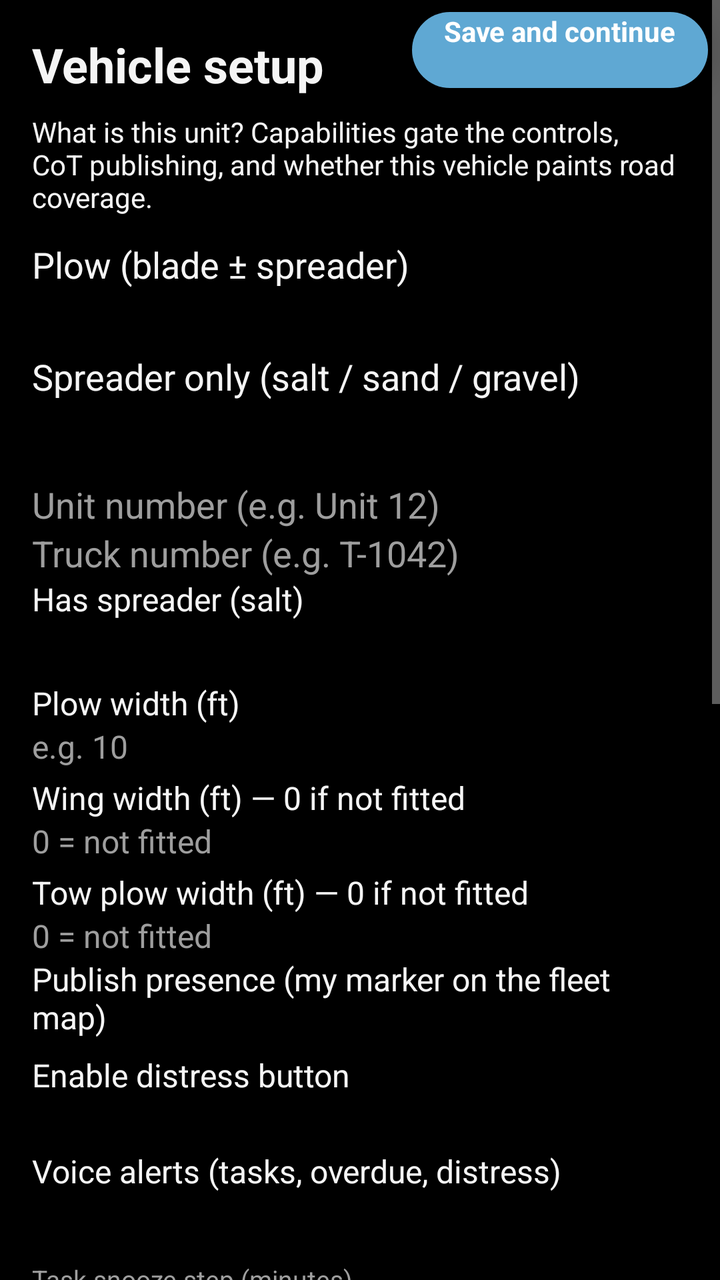
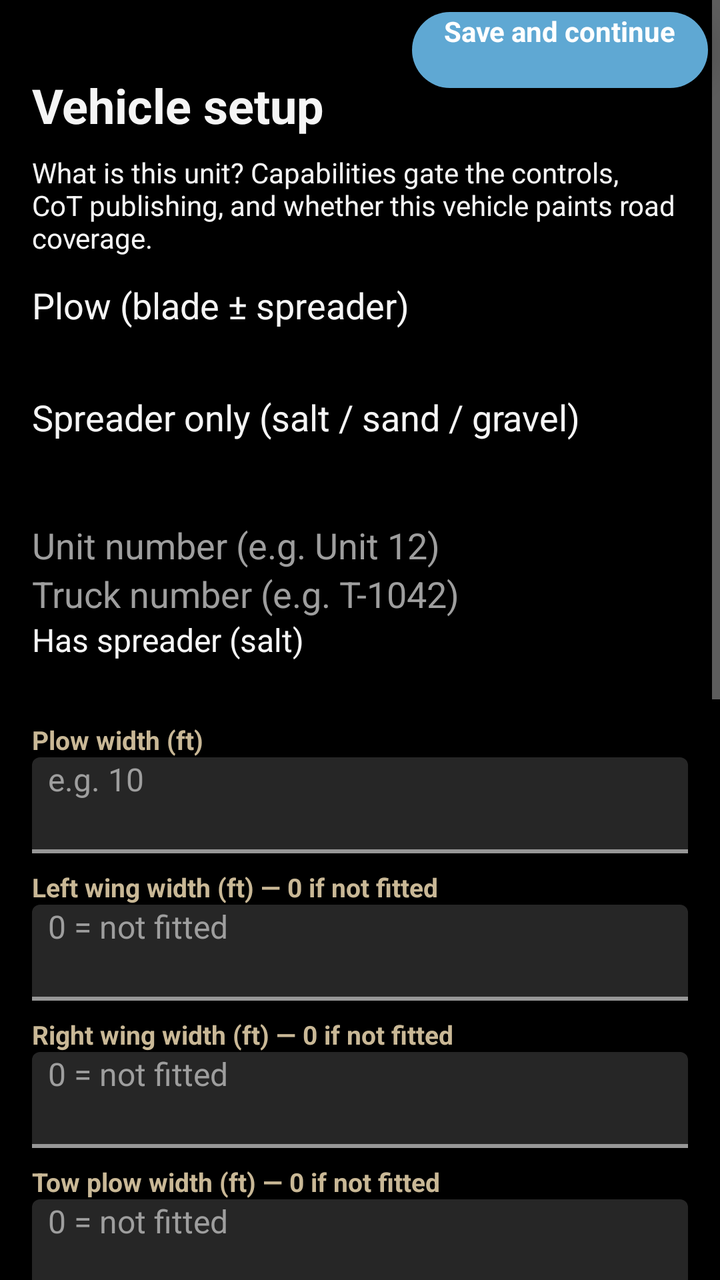

Before-and-after screenshots of an Android layout around one commit, followed by the original layout XML and the change that was made.
<!-- AndroidManifest.xml: application theme ATAKPluginTheme -->
<!-- res/layout/panel_setup.xml -->
<?xml version="1.0" encoding="utf-8"?>
<FrameLayout xmlns:android="http://schemas.android.com/apk/res/android"
    android:layout_width="match_parent"
    android:layout_height="match_parent"
    android:background="@color/plowtak_bg">

    <ScrollView
        android:layout_width="match_parent"
        android:layout_height="match_parent">

    <LinearLayout
        android:layout_width="match_parent"
        android:layout_height="wrap_content"
        android:orientation="vertical"
        android:padding="16dp">

        <TextView
            android:layout_width="match_parent"
            android:layout_height="wrap_content"
            android:layout_marginEnd="112dp"
            android:text="@string/setup_title"
            android:textColor="@color/plowtak_text"
            android:textSize="24sp"
            android:textStyle="bold" />

        <TextView
            android:layout_width="match_parent"
            android:layout_height="wrap_content"
            android:layout_marginTop="8dp"
            android:text="@string/setup_intro"
            android:textColor="@color/plowtak_text"
            android:textSize="14sp" />

        <RadioGroup
            android:id="@+id/setup_type_group"
            android:layout_width="match_parent"
            android:layout_height="wrap_content"
            android:layout_marginTop="12dp"
            android:orientation="vertical">

            <RadioButton
                android:id="@+id/setup_type_plow"
                android:layout_width="match_parent"
                android:layout_height="56dp"
                android:checked="true"
                android:text="@string/setup_type_plow"
                android:textColor="@color/plowtak_text"
                android:textSize="18sp" />

            <RadioButton
                android:id="@+id/setup_type_salt"
                android:layout_width="match_parent"
                android:layout_height="56dp"
                android:text="@string/setup_type_salt"
                android:textColor="@color/plowtak_text"
                android:textSize="18sp" />
        </RadioGroup>

        <EditText
            android:id="@+id/setup_callsign"
            android:layout_width="match_parent"
            android:layout_height="wrap_content"
            android:layout_marginTop="8dp"
            android:hint="@string/setup_callsign_hint"
            android:inputType="text"
            android:textColor="@color/plowtak_text"
            android:textColorHint="@color/plowtak_grey"
            android:textSize="18sp" />

        <EditText
            android:id="@+id/setup_vehicle_id"
            android:layout_width="match_parent"
            android:layout_height="wrap_content"
            android:hint="@string/setup_vehicle_id_hint"
            android:inputType="text"
            android:textColor="@color/plowtak_text"
            android:textColorHint="@color/plowtak_grey"
            android:textSize="18sp" />

        
        <LinearLayout
            android:id="@+id/setup_treat_options"
            android:layout_width="match_parent"
            android:layout_height="wrap_content"
            android:orientation="vertical">

            <CheckBox
                android:id="@+id/setup_has_salt"
                android:layout_width="match_parent"
                android:layout_height="48dp"
                android:text="@string/setup_has_salt"
                android:textColor="@color/plowtak_text"
                android:textSize="16sp" />

            <TextView
                android:layout_width="match_parent"
                android:layout_height="wrap_content"
                android:layout_marginTop="4dp"
                android:text="@string/setup_plow_width"
                android:textColor="@color/plowtak_text"
                android:textSize="16sp" />

            <EditText
                android:id="@+id/setup_plow_width"
                android:layout_width="match_parent"
                android:layout_height="wrap_content"
                android:hint="@string/setup_plow_width_hint"
                android:inputType="numberDecimal"
                android:textColor="@color/plowtak_text"
                android:textColorHint="@color/plowtak_grey"
                android:textSize="16sp" />

            <TextView
                android:layout_width="match_parent"
                android:layout_height="wrap_content"
                android:layout_marginTop="4dp"
                android:text="@string/setup_wing_width"
                android:textColor="@color/plowtak_text"
                android:textSize="16sp" />

            <EditText
                android:id="@+id/setup_wing_width"
                android:layout_width="match_parent"
                android:layout_height="wrap_content"
                android:hint="@string/setup_wing_width_hint"
                android:inputType="numberDecimal"
                android:textColor="@color/plowtak_text"
                android:textColorHint="@color/plowtak_grey"
                android:textSize="16sp" />

            <TextView
                android:layout_width="match_parent"
                android:layout_height="wrap_content"
                android:layout_marginTop="4dp"
                android:text="@string/setup_tow_width"
                android:textColor="@color/plowtak_text"
                android:textSize="16sp" />

            <EditText
                android:id="@+id/setup_tow_width"
                android:layout_width="match_parent"
                android:layout_height="wrap_content"
                android:hint="@string/setup_tow_width_hint"
                android:inputType="numberDecimal"
                android:textColor="@color/plowtak_text"
                android:textColorHint="@color/plowtak_grey"
                android:textSize="16sp" />
        </LinearLayout>

        
        <LinearLayout
            android:id="@+id/setup_observer_options"
            android:layout_width="match_parent"
            android:layout_height="wrap_content"
            android:orientation="vertical"
            android:visibility="gone">

            <EditText
                android:id="@+id/setup_observer_label"
                android:layout_width="match_parent"
                android:layout_height="wrap_content"
                android:hint="@string/setup_observer_label_hint"
                android:inputType="text"
                android:textColor="@color/plowtak_text"
                android:textColorHint="@color/plowtak_grey"
                android:textSize="16sp" />
        </LinearLayout>

        <CheckBox
            android:id="@+id/setup_presence"
            android:layout_width="match_parent"
            android:layout_height="48dp"
            android:checked="true"
            android:text="@string/setup_publish_presence"
            android:textColor="@color/plowtak_text"
            android:textSize="16sp" />

        <CheckBox
            android:id="@+id/setup_distress"
            android:layout_width="match_parent"
            android:layout_height="48dp"
            android:checked="true"
            android:text="@string/setup_distress_enabled"
            android:textColor="@color/plowtak_text"
            android:textSize="16sp" />

        <CheckBox
            android:id="@+id/setup_tts"
            android:layout_width="match_parent"
            android:layout_height="48dp"
            android:checked="true"
            android:text="@string/setup_tts_enabled"
            android:textColor="@color/plowtak_text"
            android:textSize="16sp" />

        <TextView
            android:layout_width="match_parent"
            android:layout_height="wrap_content"
            android:layout_marginTop="8dp"
            android:text="@string/setup_tasking_snooze_label"
            android:textColor="@color/plowtak_grey"
            android:textSize="13sp" />

        <EditText
            android:id="@+id/setup_tasking_snooze"
            android:layout_width="match_parent"
            android:layout_height="wrap_content"
            android:hint="@string/setup_tasking_snooze_hint"
            android:inputType="number"
            android:maxLines="1"
            android:textColor="@color/plowtak_text"
            android:textColorHint="@color/plowtak_grey"
            android:textSize="16sp" />

        <CheckBox
            android:id="@+id/setup_map_hud"
            android:layout_width="match_parent"
            android:layout_height="48dp"
            android:checked="true"
            android:text="@string/setup_map_hud_enabled"
            android:textColor="@color/plowtak_text"
            android:textSize="16sp" />

        <TextView
            android:layout_width="match_parent"
            android:layout_height="wrap_content"
            android:layout_marginTop="8dp"
            android:text="@string/setup_condition_stale_label"
            android:textColor="@color/plowtak_grey"
            android:textSize="13sp" />

        <EditText
            android:id="@+id/setup_condition_stale"
            android:layout_width="match_parent"
            android:layout_height="wrap_content"
            android:hint="@string/setup_condition_stale_hint"
            android:inputType="number"
            android:maxLines="1"
            android:textColor="@color/plowtak_text"
            android:textColorHint="@color/plowtak_grey"
            android:textSize="16sp" />

        <CheckBox
            android:id="@+id/setup_roadsnap"
            android:layout_width="match_parent"
            android:layout_height="48dp"
            android:text="@string/setup_roadsnap_enabled"
            android:textColor="@color/plowtak_text"
            android:textSize="16sp" />

        <EditText
            android:id="@+id/setup_roadsnap_dir"
            android:layout_width="match_parent"
            android:layout_height="wrap_content"
            android:hint="@string/setup_roadsnap_dir_hint"
            android:inputType="text"
            android:textColor="@color/plowtak_text"
            android:textColorHint="@color/plowtak_grey"
            android:textSize="14sp"
            android:visibility="gone" />

        <CheckBox
            android:id="@+id/setup_bt_enabled"
            android:layout_width="match_parent"
            android:layout_height="48dp"
            android:layout_marginTop="8dp"
            android:text="@string/setup_bt_enabled"
            android:textColor="@color/plowtak_text"
            android:textSize="16sp" />

        <EditText
            android:id="@+id/setup_bt_address"
            android:layout_width="match_parent"
            android:layout_height="wrap_content"
            android:hint="@string/setup_bt_address_hint"
            android:inputType="text"
            android:textColor="@color/plowtak_text"
            android:textColorHint="@color/plowtak_grey"
            android:textSize="14sp" />

        <CheckBox
            android:id="@+id/setup_bt_ble"
            android:layout_width="match_parent"
            android:layout_height="48dp"
            android:text="@string/setup_bt_ble"
            android:textColor="@color/plowtak_text"
            android:textSize="16sp" />

        <TextView
            android:layout_width="match_parent"
            android:layout_height="wrap_content"
            android:layout_marginTop="16dp"
            android:text="@string/setup_demo_section"
            android:textColor="@color/plowtak_text"
            android:textSize="18sp"
            android:textStyle="bold" />

        <TextView
            android:layout_width="match_parent"
            android:layout_height="wrap_content"
            android:layout_marginTop="4dp"
            android:text="@string/setup_demo_intro"
            android:textColor="@color/plowtak_grey"
            android:textSize="13sp" />

        <Button
            android:id="@+id/setup_demo_btn"
            android:layout_width="match_parent"
            android:layout_height="56dp"
            android:layout_marginTop="8dp"
            android:backgroundTint="@color/plowtak_accent"
            android:text="@string/setup_demo_start"
            android:textSize="16sp"
            android:textStyle="bold" />

        
        <View
            android:layout_width="match_parent"
            android:layout_height="24dp" />
    </LinearLayout>
    </ScrollView>

    
    <Button
        android:id="@+id/setup_save"
        android:layout_width="wrap_content"
        android:layout_height="38dp"
        android:layout_gravity="top|end"
        android:layout_marginTop="6dp"
        android:layout_marginEnd="6dp"
        android:background="@drawable/bg_save_pill"
        android:elevation="8dp"
        android:minWidth="72dp"
        android:paddingStart="16dp"
        android:paddingEnd="16dp"
        android:text="@string/setup_save"
        android:textColor="@android:color/white"
        android:textSize="14sp"
        android:textStyle="bold" />
</FrameLayout>
<!-- resources referenced by this layout -->
<resources>
  <color name="plowtak_accent">#FF5FA8D3</color>
  <color name="plowtak_bg">#FF000000</color>
  <color name="plowtak_grey">#FF9E9E9E</color>
  <color name="plowtak_text">#FFF5F5F5</color>
  <!-- drawable bg_save_pill (drawable) -->
  <?xml version="1.0" encoding="utf-8"?>
  <ripple xmlns:android="http://schemas.android.com/apk/res/android"
      android:color="#33FFFFFF">
      <item>
          <shape android:shape="rectangle">
              <solid android:color="@color/plowtak_accent" />
              <corners android:radius="24dp" />
          </shape>
      </item>
  </ripple>
  <string name="setup_bt_address_hint">Controller MAC (AA:BB:CC:DD:EE:FF)</string>
  <string name="setup_bt_ble">Use BLE (GATT) instead of classic SPP</string>
  <string name="setup_bt_enabled">Bluetooth plow/spreader controller</string>
  <string name="setup_callsign_hint">Unit number (e.g. Unit 12)</string>
  <string name="setup_condition_stale_hint">Minutes until a road condition is deleted (default 120)</string>
  <string name="setup_condition_stale_label">Road condition stale (minutes)</string>
  <string name="setup_demo_intro">Spawns ~30 DemoPlow units near your map position (GPS, self marker, or map center). Works without VNS — geodesic motion by default; optional GraphHopper pack for on-road driving. Units plow/salt, change status, and publish CoT to connected peers.</string>
  <string name="setup_demo_section">Demo storm fleet</string>
  <string name="setup_demo_start">Start demo fleet</string>
  <string name="setup_distress_enabled">Enable distress button</string>
  <string name="setup_has_salt">Has spreader (salt)</string>
  <string name="setup_intro">What is this unit? Capabilities gate the controls, CoT publishing, and whether this vehicle paints road coverage.</string>
  <string name="setup_map_hud_enabled">Mini plow HUD on map (while on shift)</string>
  <string name="setup_observer_label_hint">Observer label (Fire / EMS / Traffic / EOC)</string>
  <string name="setup_plow_width">Plow width (ft)</string>
  <string name="setup_plow_width_hint">e.g. 10</string>
  <string name="setup_publish_presence">Publish presence (my marker on the fleet map)</string>
  <string name="setup_roadsnap_dir_hint">Pack folder (contains nodes/edges/geometry)</string>
  <string name="setup_roadsnap_enabled">Snap GPS to roads (GraphHopper pack)</string>
  <string name="setup_save">Save and continue</string>
  <string name="setup_tasking_snooze_hint">Minutes added when you tap + on a task (default 15)</string>
  <string name="setup_tasking_snooze_label">Task snooze step (minutes)</string>
  <string name="setup_title">Vehicle setup</string>
  <string name="setup_tow_width">Tow plow width (ft) — 0 if not fitted</string>
  <string name="setup_tow_width_hint">0 = not fitted</string>
  <string name="setup_tts_enabled">Voice alerts (tasks, overdue, distress)</string>
  <string name="setup_type_plow">Plow (blade ± spreader)</string>
  <string name="setup_type_salt">Spreader only (salt / sand / gravel)</string>
  <string name="setup_vehicle_id_hint">Truck number (e.g. T-1042)</string>
  <string name="setup_wing_width">Wing width (ft) — 0 if not fitted</string>
  <string name="setup_wing_width_hint">0 = not fitted</string>
  <style name="ATAKPluginTheme" parent="@android:style/Theme.Material">
          <item name="android:colorPrimary">#1B2A41</item>
          <item name="android:colorAccent">#5FA8D3</item>
      </style>
</resources>

<!-- the commit's change to res/layout/panel_setup.xml (unified diff, before → after) -->
@@ -15,8 +15,17 @@
         android:padding="16dp">
 
         <TextView
-            android:layout_width="match_parent"
-            android:layout_height="wrap_content"
+            android:id="@+id/setup_version"
+            android:layout_width="match_parent"
+            android:layout_height="wrap_content"
+            android:layout_marginEnd="112dp"
+            android:textColor="@color/plowtak_grey"
+            android:textSize="12sp" />
+
+        <TextView
+            android:layout_width="match_parent"
+            android:layout_height="wrap_content"
+            android:layout_marginTop="4dp"
             android:layout_marginEnd="112dp"
             android:text="@string/setup_title"
             android:textColor="@color/plowtak_text"
@@ -97,15 +106,21 @@
                 android:layout_height="wrap_content"
                 android:layout_marginTop="4dp"
                 android:text="@string/setup_plow_width"
-                android:textColor="@color/plowtak_text"
-                android:textSize="16sp" />
+                android:textColor="@color/plowtak_heading"
+                android:tag="plowtak_heading"
+                android:textSize="13sp"
+                android:textStyle="bold" />
 
             <EditText
                 android:id="@+id/setup_plow_width"
                 android:layout_width="match_parent"
                 android:layout_height="wrap_content"
+                android:background="@drawable/bg_field"
                 android:hint="@string/setup_plow_width_hint"
                 android:inputType="numberDecimal"
+                android:minHeight="48dp"
+                android:paddingStart="8dp"
+                android:paddingEnd="8dp"
                 android:textColor="@color/plowtak_text"
                 android:textColorHint="@color/plowtak_grey"
                 android:textSize="16sp" />
@@ -113,17 +128,23 @@
             <TextView
                 android:layout_width="match_parent"
                 android:layout_height="wrap_content"
-                android:layout_marginTop="4dp"
-                android:text="@string/setup_wing_width"
-                android:textColor="@color/plowtak_text"
-                android:textSize="16sp" />
-
-            <EditText
-                android:id="@+id/setup_wing_width"
-                android:layout_width="match_parent"
-                android:layout_height="wrap_content"
+                android:layout_marginTop="8dp"
+                android:text="@string/setup_wing_left_width"
+                android:textColor="@color/plowtak_heading"
+                android:tag="plowtak_heading"
+                android:textSize="13sp"
+                android:textStyle="bold" />
+
+            <EditText
+                android:id="@+id/setup_wing_left_width"
+                android:layout_width="match_parent"
+                android:layout_height="wrap_content"
+                android:background="@drawable/bg_field"
                 android:hint="@string/setup_wing_width_hint"
                 android:inputType="numberDecimal"
+                android:minHeight="48dp"
+                android:paddingStart="8dp"
+                android:paddingEnd="8dp"
                 android:textColor="@color/plowtak_text"
                 android:textColorHint="@color/plowtak_grey"
                 android:textSize="16sp" />
@@ -131,17 +152,47 @@
             <TextView
                 android:layout_width="match_parent"
                 android:layout_height="wrap_content"
-                android:layout_marginTop="4dp"
+                android:layout_marginTop="8dp"
+                android:text="@string/setup_wing_right_width"
+                android:textColor="@color/plowtak_heading"
+                android:tag="plowtak_heading"
+                android:textSize="13sp"
+                android:textStyle="bold" />
+
+            <EditText
+                android:id="@+id/setup_wing_right_width"
+                android:layout_width="match_parent"
+                android:layout_height="wrap_content"
+                android:background="@drawable/bg_field"
+                android:hint="@string/setup_wing_width_hint"
+                android:inputType="numberDecimal"
+                android:minHeight="48dp"
+                android:paddingStart="8dp"
+                android:paddingEnd="8dp"
+                android:textColor="@color/plowtak_text"
+                android:textColorHint="@color/plowtak_grey"
+                android:textSize="16sp" />
+
+            <TextView
+                android:layout_width="match_parent"
+                android:layout_height="wrap_content"
+                android:layout_marginTop="8dp"
                 android:text="@string/setup_tow_width"
-                android:textColor="@color/plowtak_text"
-                android:textSize="16sp" />
+                android:textColor="@color/plowtak_heading"
+                android:tag="plowtak_heading"
+                android:textSize="13sp"
+                android:textStyle="bold" />
 
             <EditText
                 android:id="@+id/setup_tow_width"
                 android:layout_width="match_parent"
                 android:layout_height="wrap_content"
+                android:background="@drawable/bg_field"
                 android:hint="@string/setup_tow_width_hint"
                 android:inputType="numberDecimal"
+                android:minHeight="48dp"
+                android:paddingStart="8dp"
+                android:paddingEnd="8dp"
                 android:textColor="@color/plowtak_text"
                 android:textColorHint="@color/plowtak_grey"
                 android:textSize="16sp" />
@@ -225,17 +276,23 @@
             android:layout_width="match_parent"
             android:layout_height="wrap_content"
             android:layout_marginTop="8dp"
+            android:tag="plowtak_heading"
             android:text="@string/setup_condition_stale_label"
-            android:textColor="@color/plowtak_grey"
-            android:textSize="13sp" />
+            android:textColor="@color/plowtak_heading"
+            android:textSize="13sp"
+            android:textStyle="bold" />
 
         <EditText
             android:id="@+id/setup_condition_stale"
             android:layout_width="match_parent"
             android:layout_height="wrap_content"
+            android:background="@drawable/bg_field"
             android:hint="@string/setup_condition_stale_hint"
             android:inputType="number"
             android:maxLines="1"
+            android:minHeight="48dp"
+            android:paddingStart="8dp"
+            android:paddingEnd="8dp"
             android:textColor="@color/plowtak_text"
             android:textColorHint="@color/plowtak_grey"
             android:textSize="16sp" />
@@ -285,33 +342,6 @@
             android:text="@string/setup_bt_ble"
             android:textColor="@color/plowtak_text"
             android:textSize="16sp" />
-
-        <TextView
-            android:layout_width="match_parent"
-            android:layout_height="wrap_content"
-            android:layout_marginTop="16dp"
-            android:text="@string/setup_demo_section"
-            android:textColor="@color/plowtak_text"
-            android:textSize="18sp"
-            android:textStyle="bold" />
-
-        <TextView
-            android:layout_width="match_parent"
-            android:layout_height="wrap_content"
-            android:layout_marginTop="4dp"
-            android:text="@string/setup_demo_intro"
-            android:textColor="@color/plowtak_grey"
-            android:textSize="13sp" />
-
-        <Button
-            android:id="@+id/setup_demo_btn"
-            android:layout_width="match_parent"
-            android:layout_height="56dp"
-            android:layout_marginTop="8dp"
-            android:backgroundTint="@color/plowtak_accent"
-            android:text="@string/setup_demo_start"
-            android:textSize="16sp"
-            android:textStyle="bold" />
 
         
         <View
<!-- resource entries referenced after the edit -->
@@ -1,9 +1,25 @@
 <!-- resources referenced by this layout -->
 <resources>
-  <color name="plowtak_accent">#FF5FA8D3</color>
   <color name="plowtak_bg">#FF000000</color>
   <color name="plowtak_grey">#FF9E9E9E</color>
+  <color name="plowtak_heading">#FFC9B896</color>
   <color name="plowtak_text">#FFF5F5F5</color>
+  <!-- drawable bg_field (drawable) -->
+  <?xml version="1.0" encoding="utf-8"?>
+  <layer-list xmlns:android="http://schemas.android.com/apk/res/android">
+      <item>
+          <shape android:shape="rectangle">
+              <solid android:color="#26FFFFFF" />
+              <corners android:topLeftRadius="4dp" android:topRightRadius="4dp" />
+          </shape>
+      </item>
+      <item android:gravity="bottom">
+          <shape android:shape="rectangle">
+              <size android:height="2dp" />
+              <solid android:color="@color/plowtak_tile_bar" />
+          </shape>
+      </item>
+  </layer-list>
   <!-- drawable bg_save_pill (drawable) -->
   <?xml version="1.0" encoding="utf-8"?>
   <ripple xmlns:android="http://schemas.android.com/apk/res/android"
@@ -19,11 +35,8 @@
   <string name="setup_bt_ble">Use BLE (GATT) instead of classic SPP</string>
   <string name="setup_bt_enabled">Bluetooth plow/spreader controller</string>
   <string name="setup_callsign_hint">Unit number (e.g. Unit 12)</string>
-  <string name="setup_condition_stale_hint">Minutes until a road condition is deleted (default 120)</string>
-  <string name="setup_condition_stale_label">Road condition stale (minutes)</string>
-  <string name="setup_demo_intro">Spawns ~30 DemoPlow units near your map position (GPS, self marker, or map center). Works without VNS — geodesic motion by default; optional GraphHopper pack for on-road driving. Units plow/salt, change status, and publish CoT to connected peers.</string>
-  <string name="setup_demo_section">Demo storm fleet</string>
-  <string name="setup_demo_start">Start demo fleet</string>
+  <string name="setup_condition_stale_hint">Deletes Bare/Wet/Ice reports after this many minutes — not plow paint (default 120)</string>
+  <string name="setup_condition_stale_label">Road condition report TTL (minutes)</string>
   <string name="setup_distress_enabled">Enable distress button</string>
   <string name="setup_has_salt">Has spreader (salt)</string>
   <string name="setup_intro">What is this unit? Capabilities gate the controls, CoT publishing, and whether this vehicle paints road coverage.</string>
@@ -44,11 +57,14 @@
   <string name="setup_type_plow">Plow (blade ± spreader)</string>
   <string name="setup_type_salt">Spreader only (salt / sand / gravel)</string>
   <string name="setup_vehicle_id_hint">Truck number (e.g. T-1042)</string>
-  <string name="setup_wing_width">Wing width (ft) — 0 if not fitted</string>
+  <string name="setup_wing_left_width">Left wing width (ft) — 0 if not fitted</string>
+  <string name="setup_wing_right_width">Right wing width (ft) — 0 if not fitted</string>
   <string name="setup_wing_width_hint">0 = not fitted</string>
   <style name="ATAKPluginTheme" parent="@android:style/Theme.Material">
           <item name="android:colorPrimary">#1B2A41</item>
           <item name="android:colorAccent">#5FA8D3</item>
       </style>
+  <color name="plowtak_tile_bar">#FF979797</color>
+  <color name="plowtak_accent">#FF5FA8D3</color>
 </resources>
 
